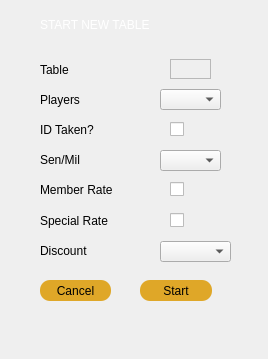
First picture: the form in tablestart.ui, repository aj501/NickBilliardsPrjQT, before the edit.
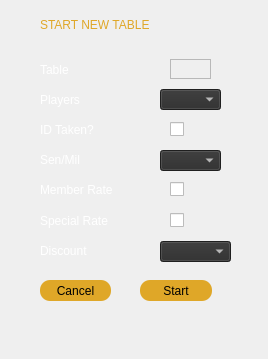
Second picture: the form after the edit.

```diff
--- a/tablestart.ui
+++ b/tablestart.ui
@@ -64,7 +64,7 @@
     </rect>
    </property>
    <property name="styleSheet">
-    <string notr="true">color: rgb(255, 255, 255);</string>
+    <string notr="true">color: rgb(223, 167, 40);</string>
    </property>
    <property name="frameShape">
     <enum>QFrame::NoFrame</enum>
@@ -85,6 +85,9 @@
      <height>21</height>
     </rect>
    </property>
+   <property name="styleSheet">
+    <string notr="true">color: rgb(255, 255, 255);</string>
+   </property>
    <property name="frameShape">
     <enum>QFrame::NoFrame</enum>
    </property>
@@ -101,6 +104,9 @@
      <height>21</height>
     </rect>
    </property>
+   <property name="styleSheet">
+    <string notr="true">color: rgb(255, 255, 255);</string>
+   </property>
    <property name="frameShape">
     <enum>QFrame::NoFrame</enum>
    </property>
@@ -117,6 +123,9 @@
      <height>21</height>
     </rect>
    </property>
+   <property name="styleSheet">
+    <string notr="true">color: rgb(255, 255, 255);</string>
+   </property>
    <property name="frameShape">
     <enum>QFrame::NoFrame</enum>
    </property>
@@ -129,10 +138,13 @@
     <rect>
      <x>170</x>
      <y>119</y>
-     <width>31</width>
+     <width>21</width>
      <height>20</height>
     </rect>
    </property>
+   <property name="styleSheet">
+    <string notr="true"/>
+   </property>
    <property name="text">
     <string/>
    </property>
@@ -146,6 +158,13 @@
      <height>21</height>
     </rect>
    </property>
+   <property name="autoFillBackground">
+    <bool>false</bool>
+   </property>
+   <property name="styleSheet">
+    <string notr="true">color: rgb(255, 255, 255);
+background-color: rgb(44, 44, 44);</string>
+   </property>
   </widget>
   <widget class="QCheckBox" name="memberRate">
    <property name="geometry">
@@ -169,6 +188,9 @@
      <height>21</height>
     </rect>
    </property>
+   <property name="styleSheet">
+    <string notr="true">color: rgb(255, 255, 255);</string>
+   </property>
    <property name="frameShape">
     <enum>QFrame::NoFrame</enum>
    </property>
@@ -185,6 +207,9 @@
      <height>21</height>
     </rect>
    </property>
+   <property name="styleSheet">
+    <string notr="true">color: rgb(255, 255, 255);</string>
+   </property>
    <property name="frameShape">
     <enum>QFrame::NoFrame</enum>
    </property>
@@ -217,6 +242,10 @@
      <height>21</height>
     </rect>
    </property>
+   <property name="styleSheet">
+    <string notr="true">color: rgb(255, 255, 255);
+background-color: rgb(44, 44, 44);</string>
+   </property>
   </widget>
   <widget class="QCheckBox" name="specialRate">
    <property name="geometry">
@@ -240,6 +269,9 @@
      <height>21</height>
     </rect>
    </property>
+   <property name="styleSheet">
+    <string notr="true">color: rgb(255, 255, 255);</string>
+   </property>
    <property name="frameShape">
     <enum>QFrame::NoFrame</enum>
    </property>
@@ -256,6 +288,10 @@
      <height>21</height>
     </rect>
    </property>
+   <property name="styleSheet">
+    <string notr="true">color: rgb(255, 255, 255);
+background-color: rgb(44, 44, 44);</string>
+   </property>
   </widget>
   <widget class="QLabel" name="discountLabel">
    <property name="geometry">
@@ -266,6 +302,9 @@
      <height>21</height>
     </rect>
    </property>
+   <property name="styleSheet">
+    <string notr="true">color: rgb(255, 255, 255);</string>
+   </property>
    <property name="frameShape">
     <enum>QFrame::NoFrame</enum>
    </property>
```
Left out of the diff: 9 changed lines with no effect on the pictures.
